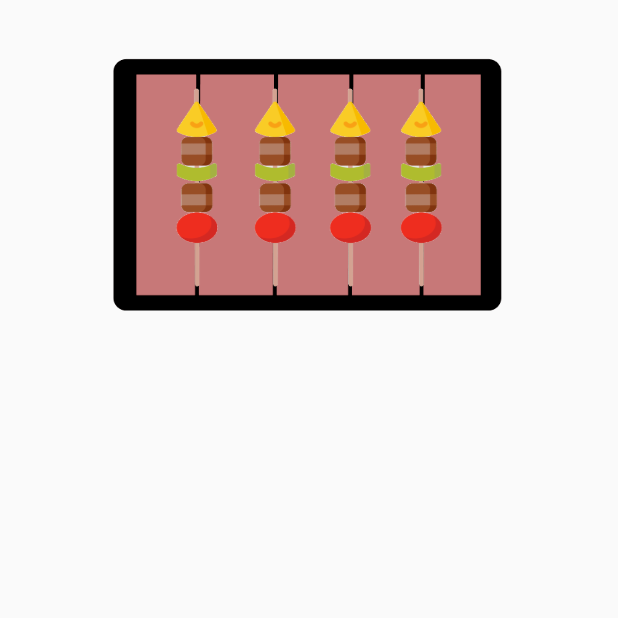
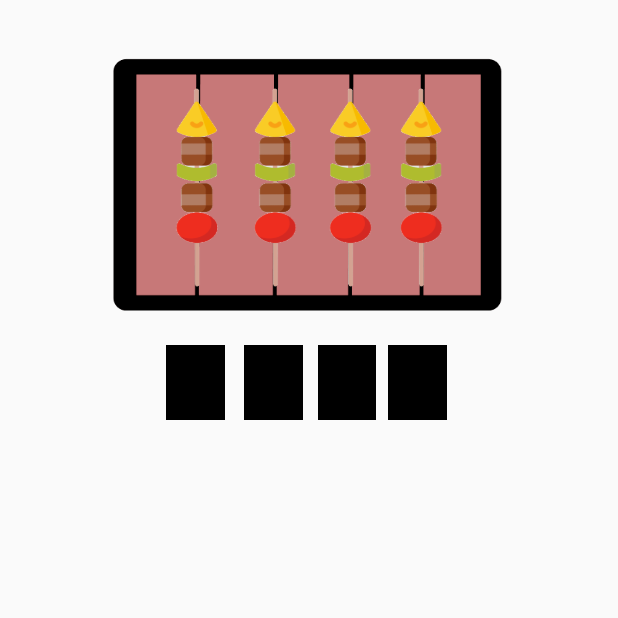
Before and after one commit to SmartMeat-UnB/smartmeat, a Flutter app: the Churrasqueira screen opened directly, on a phone screen of 412 x 824 dp, the top half of it. Run offline on Flutter 3.47's test engine with Material 2 defaults, Android fonts, the phone set to English and light mode, and no system bars; our stand-ins replace auto_size_text, image_cropper, image_picker, shared_preferences; missing offline and left inert: adhara_socket_io, system_setting; accounts and stored records are empty.

Commit message:
Inserindo quadrados abaixo da churrasqueira
Co-authored-by: davialvb <davialvb@gmail.com>

```diff
--- a/lib/screens/churrasqueira.dart
+++ b/lib/screens/churrasqueira.dart
@@ -9,6 +9,20 @@ class Churrasqueira extends StatelessWidget {
           "images/espeto.png",
           fit: BoxFit.cover,
           height: 150.0,
+        ),
+        maintainSize: true,
+        maintainAnimation: true,
+        maintainState: true,
+        visible: d,
+      );
+    }
+
+    Widget espet(bool d) {
+      return Visibility(
+        child: Image.asset(
+          "images/quadrado.png",
+          fit: BoxFit.cover,
+          height: 50.0,
         ),
         maintainSize: true,
         maintainAnimation: true,
@@ -58,6 +72,32 @@ class Churrasqueira extends StatelessWidget {
                 ],
               ),
             ),
+            Positioned(
+              top: 200,
+              child: Row(
+                children: <Widget>[
+                  SizedBox(
+                    width: 48,
+                  ),
+                  espet(true),
+                  SizedBox(
+                    width: 13,
+                  ),
+                  espet(true),
+                  SizedBox(
+                    width: 10,
+                  ),
+                  espet(true),
+                  SizedBox(
+                    width: 8,
+                  ),
+                  espet(true),
+                  SizedBox(
+                    width: 4,
+                  ),
+                ],
+              ),
+            ),
           ],
         ),
       ),
--- a/pubspec.yaml
+++ b/pubspec.yaml
@@ -68,6 +68,7 @@ flutter:
    - images/intro3.jpg
    - images/bbq.png
    - images/espeto.png
+   - images/quadrado.png
 
   # assets:
   #  - images/a_dot_burr.jpeg
```
Also changed, not shown: images/quadrado.png (added), pubspec.lock.
